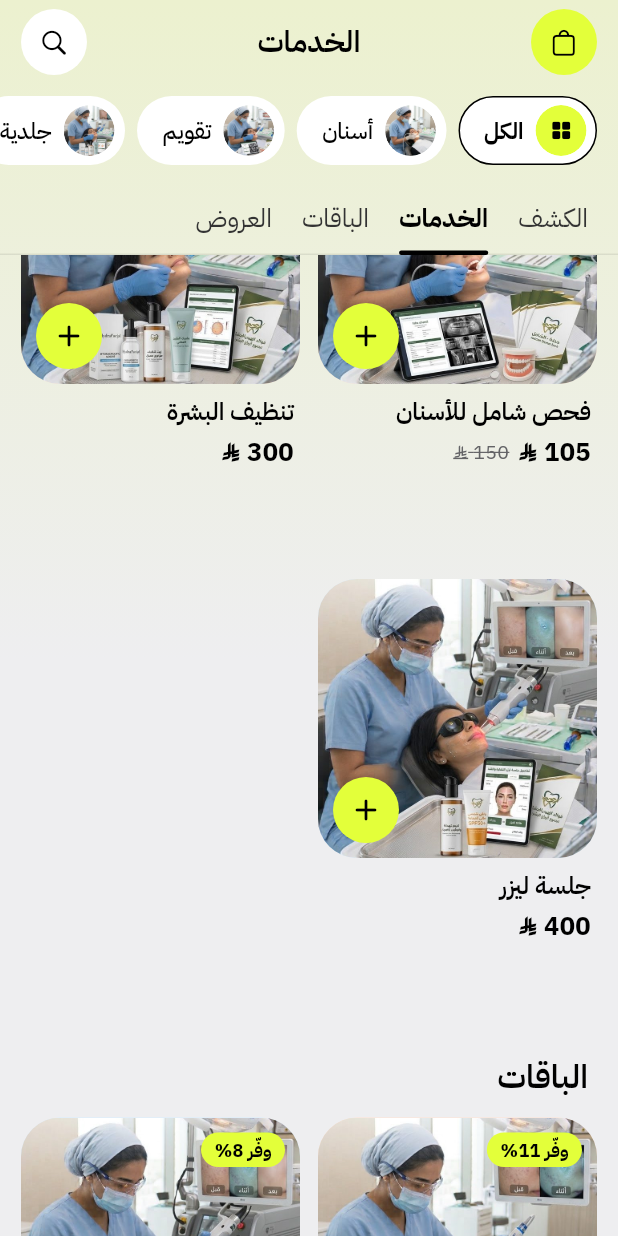
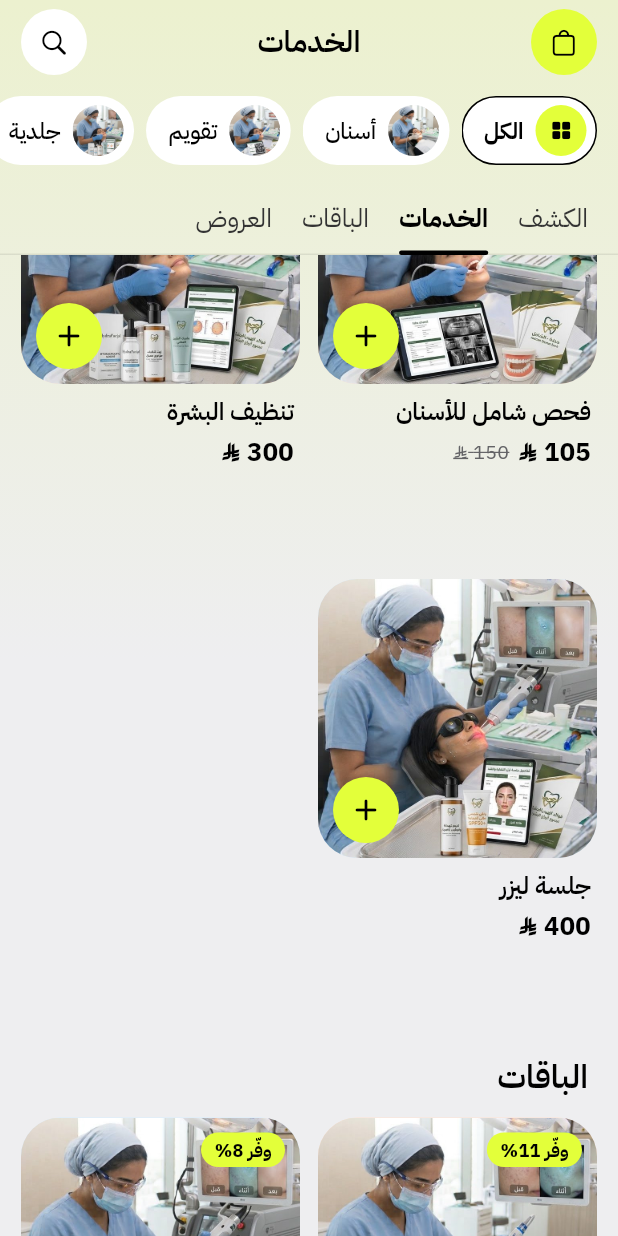
Before and after one commit to abu-abdullah-alghamdi/Clinics-App, a Flutter app: the ServicesTab widget shown alone on an empty page, opened directly, scrolled down 1152 dp, on a phone screen of 412 x 824 dp. Run offline on Flutter 3.47's test engine with Material 3 defaults, Android fonts, the phone set to English and light mode, and no system bars; our stand-ins replace cupertino_native_better, flutter_local_notifications, share_plus, shared_preferences, timezone; missing offline and left inert: add_2_calendar; accounts and stored records are empty; statements that could not run were skipped.

Commit message:
مربعات التصنيفات: الإطار المربع يقصر ويتمدد لمستطيل ويطلع الاسم من داخله [skip ci]
Co-Authored-By: Claude Opus 5.5 <noreply@anthropic.com>
Claude-Session: https://claude.ai/code/session_013i99uLUE7TyRCX4e6br9yw

```diff
--- a/lib/screens/services_tab.dart
+++ b/lib/screens/services_tab.dart
@@ -33,7 +33,7 @@ class _ServicesTabState extends State<ServicesTab> with SingleTickerProviderStat
   final Map<String, GlobalKey> _keys = {};
 
   /// 0 = مربعات كبيرة، 1 = كبسولات (تتحرك بحركة وحدة سريعة مثل المثال، مو مع الإصبع)
-  late final AnimationController _collapse = AnimationController(vsync: this, duration: const Duration(milliseconds: 320));
+  late final AnimationController _collapse = AnimationController(vsync: this, duration: const Duration(milliseconds: 450));
 
   /// ترتيب الأقسام الظاهرة، والقسم اللي يقرأه الحين (الخط تحته)
   List<String> _order = const [];
@@ -41,7 +41,7 @@ class _ServicesTabState extends State<ServicesTab> with SingleTickerProviderStat
 
   // أطوال الشريط اللي فوق
   static const _bar = 56.0;
-  static const _tilesMax = 124.0;
+  static const _tilesMax = 118.0;
   static const _tilesMin = 62.0;
   static const _tabs = 52.0;
 
@@ -203,7 +203,7 @@ class _ServicesTabState extends State<ServicesTab> with SingleTickerProviderStat
             AnimatedBuilder(
               animation: _collapse,
               builder: (context, _) => _ServicesHeader(
-                t: Curves.easeOutCubic.transform(_collapse.value),
+                t: _collapse.value,
                 top: top,
                 bar: _bar,
                 tilesMax: _tilesMax,
@@ -383,7 +383,9 @@ class _ServicesHeader extends StatelessWidget {
   }
 }
 
-/// مربع تخصص: كبير (صورة وتحتها الاسم) ويتحول لكبسولة (صورة صغيرة والاسم جنبها) مع النزول
+/// مربع تخصص. فوق: الصورة في إطار مربع وتحته الاسم. مع النزول: الاسم اللي تحت يختفي، والإطار يقصر
+/// والصورة تصغر، وبعدها الإطار يتمدد لجهة اليسار ويصير مستطيل ويطلع الاسم من داخله جنب الصورة.
+/// ومع الطلوع نفس الحركة بالعكس
 class _CatTile extends StatelessWidget {
   const _CatTile({required this.label, required this.photo, required this.selected, required this.t, required this.height, required this.onTap});
 
@@ -392,27 +394,24 @@ class _CatTile extends StatelessWidget {
   /// null = "الكل" (أيقونة بدل الصورة)
   final String? photo;
   final bool selected;
+
+  /// 0 = مربع، 1 = مستطيل
   final double t;
   final double height;
   final VoidCallback onTap;
 
-  static const _bigW = 84.0;
-  static const _bigImage = 72.0;
+  /// الإطار المربع، والمستطيل
+  static const _square = 76.0;
   static const _pillH = 46.0;
-  static const _pillImage = 34.0;
 
-  Widget _image(double size, double radius) => Container(
-        width: size,
-        height: size,
-        clipBehavior: Clip.antiAlias,
-        decoration: BoxDecoration(
-          color: photo == null ? AppColors.accent : AppColors.white,
-          borderRadius: BorderRadius.circular(radius),
-        ),
-        child: photo == null
-            ? Icon(CupertinoIcons.square_grid_2x2_fill, size: size * 0.45, color: AppColors.onAccent)
-            : Image.asset(photo!, fit: BoxFit.cover),
-      );
+  /// الصورة داخل الإطار، والفراغ حولها
+  static const _imageBig = 70.0;
+  static const _imageSmall = 34.0;
+
+  static double _lerp(double a, double b, double x) => a + (b - a) * x;
+
+  /// جزء من الحركة: من [from] إلى [to] (قبلها 0 وبعدها 1)
+  static double _phase(double t, double from, double to) => Curves.easeInOut.transform(((t - from) / (to - from)).clamp(0.0, 1.0));
 
   @override
   Widget build(BuildContext context) {
@@ -423,37 +422,57 @@ class _CatTile extends StatelessWidget {
       textScaler: MediaQuery.textScalerOf(context),
       maxLines: 1,
     )..layout();
-    final pillW = 6 + _pillImage + 8 + tp.width + 16 + 2;
+    final textW = tp.width;
     tp.dispose();
-    final width = _bigW + (pillW - _bigW) * t;
-    final border = Border.all(color: selected ? AppColors.ink : AppColors.ink.withAlpha(0), width: 1);
 
-    final big = SizedBox(
-      width: _bigW,
-      child: Column(
-        mainAxisSize: MainAxisSize.min,
+    // المراحل: الاسم اللي تحت يختفي أول، والإطار يقصر والصورة تصغر، وبعدها الإطار يتمدد ويطلع الاسم داخله
+    final fadeLabel = _phase(t, 0, 0.3);
+    final shrink = _phase(t, 0, 0.6);
+    final widen = _phase(t, 0.3, 1);
+
+    final pad = _lerp((_square - _imageBig) / 2, (_pillH - _imageSmall) / 2, shrink);
+    final image = _lerp(_imageBig, _imageSmall, shrink);
+    final frameH = _lerp(_square, _pillH, shrink);
+    final pillW = pad + _imageSmall + 8 + textW + 16;
+    final frameW = _lerp(_square, pillW, widen);
+    final radius = _lerp(20, _pillH / 2, shrink);
+    final labelH = 24 * (1 - fadeLabel);
+
+    final frame = Container(
+      width: frameW,
+      height: frameH,
+      clipBehavior: Clip.antiAlias,
+      decoration: BoxDecoration(
+        color: AppColors.white,
+        borderRadius: BorderRadius.circular(radius),
+        border: Border.all(color: selected ? AppColors.ink : AppColors.ink.withAlpha(0), width: 1),
+      ),
+      child: Stack(
         children: [
-          const SizedBox(height: 8),
-          Container(
-            decoration: BoxDecoration(borderRadius: BorderRadius.circular(24), border: border),
-            padding: const EdgeInsets.all(2),
-            child: _image(_bigImage, 22),
+          // الصورة في بداية الإطار (يمين)
+          PositionedDirectional(
+            start: pad,
+            top: (frameH - image) / 2 - 1,
+            child: Container(
+              width: image,
+              height: image,
+              clipBehavior: Clip.antiAlias,
+              decoration: BoxDecoration(
+                color: photo == null ? AppColors.accent : AppColors.bg,
+                borderRadius: BorderRadius.circular(_lerp(17, image / 2, shrink)),
               ),
-          const SizedBox(height: 6),
-          Text(label, maxLines: 1, overflow: TextOverflow.ellipsis, textAlign: TextAlign.center, style: style.copyWith(fontSize: 14)),
-        ],
+              child: photo == null
+                  ? Icon(CupertinoIcons.square_grid_2x2_fill, size: image * 0.45, color: AppColors.onAccent)
+                  : Image.asset(photo!, fit: BoxFit.cover),
             ),
-    );
-    final pill = Container(
-      width: pillW,
-      height: _pillH,
-      padding: const EdgeInsetsDirectional.fromSTEB(6, 0, 14, 0),
-      decoration: BoxDecoration(color: AppColors.white, borderRadius: BorderRadius.circular(999), border: border),
-      child: Row(
-        children: [
-          ClipRRect(borderRadius: BorderRadius.circular(999), child: _image(_pillImage, 999)),
-          const SizedBox(width: 8),
-          Flexible(child: Text(label, maxLines: 1, style: style)),
+          ),
+          // الاسم داخل الإطار جنب الصورة: يطلع مع تمدد الإطار (المقصوص منه ما يبان)
+          PositionedDirectional(
+            start: pad + image + 8,
+            top: 0,
+            bottom: 0,
+            child: Center(child: Text(label, maxLines: 1, softWrap: false, style: style)),
+          ),
         ],
       ),
     );
@@ -463,35 +482,38 @@ class _CatTile extends StatelessWidget {
       selected: selected,
       semanticLabel: label,
       child: SizedBox(
-        width: width,
+        width: frameW,
         height: height,
-        child: Stack(
+        child: ClipRect(
+          child: OverflowBox(
             alignment: Alignment.center,
+            minHeight: 0,
+            maxHeight: double.infinity,
+            child: Column(
+              mainAxisSize: MainAxisSize.min,
               children: [
-            if (t < 1)
-              Opacity(
-                opacity: 1 - t,
-                child: OverflowBox(
-                  alignment: Alignment.topCenter,
-                  minWidth: _bigW,
-                  maxWidth: _bigW,
-                  minHeight: 0,
-                  maxHeight: 140,
-                  child: big,
+                frame,
+                // الاسم تحت المربع: يختفي أول ما يبدأ النزول
+                SizedBox(
+                  height: labelH,
+                  child: Opacity(
+                    opacity: 1 - fadeLabel,
+                    child: Padding(
+                      padding: const EdgeInsets.only(top: 6),
+                      child: Text(
+                        label,
+                        maxLines: 1,
+                        overflow: TextOverflow.clip,
+                        softWrap: false,
+                        textAlign: TextAlign.center,
+                        style: style.copyWith(fontSize: 13),
                       ),
                     ),
-            if (t > 0)
-              Opacity(
-                opacity: t,
-                child: OverflowBox(
-                  minWidth: pillW,
-                  maxWidth: pillW,
-                  minHeight: _pillH,
-                  maxHeight: _pillH,
-                  child: pill,
                   ),
                 ),
               ],
+            ),
+          ),
         ),
       ),
     );
```
Also changed, not shown: 1 other file. Lines whose indentation alone changed are shown as unchanged.
